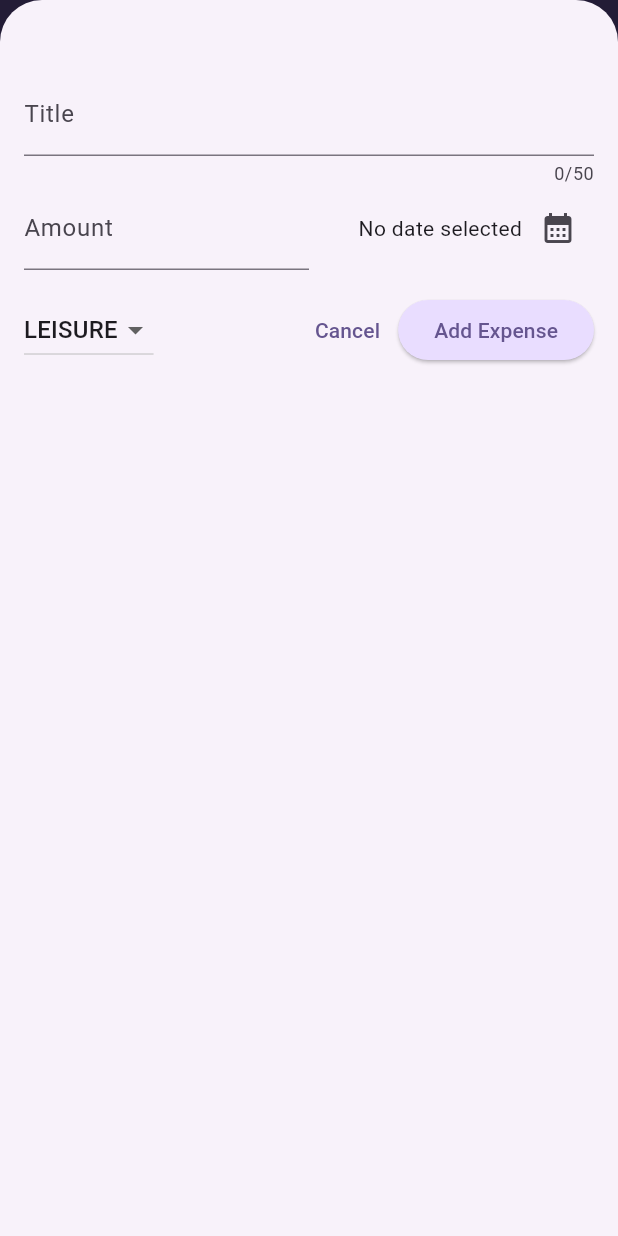
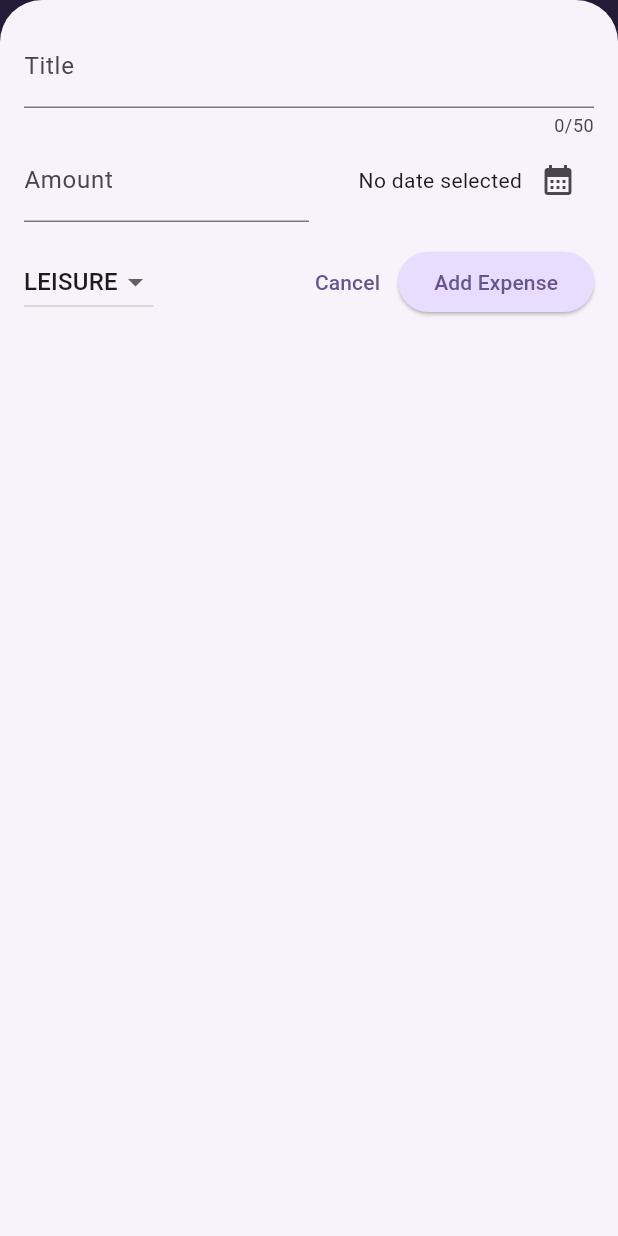
Before and after one commit to Roberto-Larivera/expense_tracker, a Flutter app: the screen it shows after launch, after a tap on the "add" icon, on a phone screen of 412 x 824 dp. Run offline on Flutter 3.47's test engine with Material 3 defaults, Android fonts, the phone set to English and light mode, and no system bars.

Commit message:
Aggiornato layout e aggiunto supporto per SafeArea

```diff
--- a/lib/widgets/expenses.dart
+++ b/lib/widgets/expenses.dart
@@ -44,6 +44,7 @@ class _ExpensesState extends State<Expenses> {
   void _opneAddExpenseOverlay() {
     showModalBottomSheet(
       context: context,
+      useSafeArea: true,
       builder: (ctx) => NewExpense(onAddExpense: _addExpense),
       isScrollControlled: true,
     );
--- a/lib/widgets/new_expense.dart
+++ b/lib/widgets/new_expense.dart
@@ -85,7 +85,7 @@ class _NewExpenseState extends State<NewExpense> {
       height: double.infinity,
       child: SingleChildScrollView(
         child: Padding(
-          padding: EdgeInsets.fromLTRB(16, 48, 16, keywordSpace + 16),
+          padding: EdgeInsets.fromLTRB(16, 16, 16, keywordSpace + 16),
           child: Column(
             children: [
               TextField(
```
